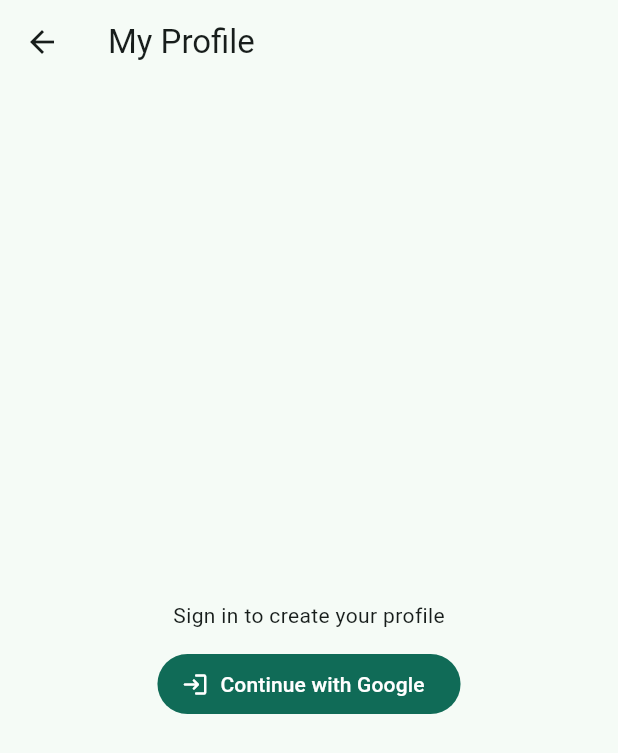
After one commit to Nouragh10/feel_better_app, a Flutter app: the screen it shows after launch, after a tap on the "person" icon, on a phone screen of 412 x 824 dp. The commit adds this screen. Shown: the top 753 px of the screen. Run offline on Flutter 3.47's test engine with Material 3 defaults, Android fonts, the phone set to English and light mode, and no system bars; our stand-ins replace cloud_firestore, firebase_auth, firebase_core, shared_preferences; accounts and stored records are empty; network calls fail.

Commit message:
chore: latest working app (profiles + daily streak + fixes)

```diff
--- a/lib/main.dart
+++ b/lib/main.dart
@@ -1,4 +1,4 @@
-// lib/main.dart
+// PATH: lib/main.dart
 import 'dart:async';
 import 'package:flutter/material.dart';
 
@@ -9,15 +9,13 @@
 import 'package:uuid/uuid.dart';
 import 'widgets/ghost_mode_button.dart';
 import 'widgets/friends_shares_feed.dart';
-
-
-
 import 'firebase_options.dart';
 import 'services/openai_service.dart';
 import 'services/firestore_service.dart';
 import 'screens/friends_screen.dart';
 import 'screens/settings_screen.dart' show ghostMode; // your existing ValueNotifier
-import 'widgets/action_timer.dart'; // <-- NEW
+import 'widgets/action_timer.dart';
+import 'screens/profile_screen.dart'; // Profile screen with Google sign-in
 
 Future<void> main() async {
   WidgetsFlutterBinding.ensureInitialized();
@@ -63,7 +61,6 @@
 
   @override
   State<SuggestionScreen> createState() => _SuggestionScreenState();
-
 }
 
 class _SuggestionScreenState extends State<SuggestionScreen> {
@@ -194,6 +191,23 @@
     }
   }
 
+  // ---- NEW: when the timer finishes, update the user's personal daily streak
+  Future<void> _onActionTimerComplete() async {
+    final uid = await _getUid();
+    try {
+      await _fs.updateUserDailyStreakOnActionComplete(uid: uid);
+      if (!mounted) return;
+      ScaffoldMessenger.of(context).showSnackBar(
+        const SnackBar(content: Text('Nice job — daily streak updated!')),
+      );
+    } catch (e) {
+      if (!mounted) return;
+      ScaffoldMessenger.of(context).showSnackBar(
+        SnackBar(content: Text('Couldn’t update streak: $e')),
+      );
+    }
+  }
+
   @override
   Widget build(BuildContext context) {
     final cs = Theme.of(context).colorScheme;
@@ -202,15 +216,23 @@
       backgroundColor: const Color(0xFFF6FBF9),
       appBar: AppBar(
         title: const Text('Feel Better'),
-
         actions: [
-          const GhostModeButton(compact: true), // <-- added toggle
+          const GhostModeButton(compact: true), // toggle
           IconButton(
             tooltip: 'Friends & Pings',
             icon: const Icon(Icons.group_add_rounded),
             onPressed: () {
               Navigator.of(context).push(
                 MaterialPageRoute(builder: (_) => const FriendsScreen()),
+              );
+            },
+          ),
+          IconButton(
+            tooltip: 'My Profile',
+            icon: const Icon(Icons.person_rounded),
+            onPressed: () {
+              Navigator.of(context).push(
+                MaterialPageRoute(builder: (_) => const ProfileScreen()),
               );
             },
           ),
@@ -302,10 +324,11 @@
 
                         const SizedBox(height: 16),
 
-                        // Timer widget (separate file)
-                        const ActionTimer(
+                        // Timer widget (calls daily streak update on complete)
+                        ActionTimer(
                           initialSeconds: 60,
-                          options: [60, 120, 300],
+                          options: const [60, 120, 300],
+                          onComplete: _onActionTimerComplete,
                         ),
 
                         const SizedBox(height: 16),
--- /dev/null
+++ b/lib/screens/profile_screen.dart
@@ -0,0 +1,296 @@
+// PATH: lib/screens/profile_screen.dart
+import 'package:cloud_firestore/cloud_firestore.dart';
+import 'package:firebase_auth/firebase_auth.dart';
+import 'package:flutter/foundation.dart' show kIsWeb;
+import 'package:flutter/material.dart';
+
+import '../services/firestore_service.dart';
+
+class ProfileScreen extends StatefulWidget {
+  const ProfileScreen({super.key});
+
+  @override
+  State<ProfileScreen> createState() => _ProfileScreenState();
+}
+
+class _ProfileScreenState extends State<ProfileScreen> {
+  final _fs = FirestoreService();
+  final _displayCtrl = TextEditingController();
+  final _usernameCtrl = TextEditingController();
+
+  bool _loading = true;
+  bool _saving = false;
+
+  @override
+  void initState() {
+    super.initState();
+    _load();
+  }
+
+  Future<void> _load() async {
+    try {
+      final u = FirebaseAuth.instance.currentUser;
+      if (u != null) {
+        final snap = await _fs.getUser(u.uid);
+        final data = snap.data();
+        _displayCtrl.text =
+            (data?['displayName'] as String?)?.trim().isNotEmpty == true
+                ? data!['displayName']
+                : (u.displayName ?? '');
+        _usernameCtrl.text =
+            (data?['username'] as String?) ?? _suggestUsername(u.email);
+      }
+    } catch (_) {
+      // ignore
+    } finally {
+      if (mounted) setState(() => _loading = false);
+    }
+  }
+
+  String _suggestUsername(String? email) {
+    final raw = (email ?? '').trim();
+    if (raw.isEmpty || !raw.contains('@')) return '';
+    final local = raw.split('@').first;
+    return local.replaceAll(RegExp(r'[^a-zA-Z0-9._-]'), '').toLowerCase();
+  }
+
+  Future<void> _save() async {
+    final u = FirebaseAuth.instance.currentUser;
+    if (u == null) return;
+    final display = _displayCtrl.text.trim().isEmpty
+        ? (u.displayName ?? 'Anonymous')
+        : _displayCtrl.text.trim();
+    final username = _usernameCtrl.text.trim();
+    if (username.isEmpty) {
+      ScaffoldMessenger.of(context)
+          .showSnackBar(const SnackBar(content: Text('Pick a username')));
+      return;
+    }
+
+    setState(() => _saving = true);
+    try {
+      await _fs.upsertUser(
+        uid: u.uid,
+        displayName: display,
+        username: username,
+        photoUrl: u.photoURL,
+        providerIds: u.providerData.map((p) => p.providerId).toList(),
+        email: u.email,
+      );
+      if (!mounted) return;
+      ScaffoldMessenger.of(context)
+          .showSnackBar(const SnackBar(content: Text('Profile saved')));
+    } catch (e) {
+      if (!mounted) return;
+      ScaffoldMessenger.of(context)
+          .showSnackBar(SnackBar(content: Text('Couldn’t save: $e')));
+    } finally {
+      if (mounted) setState(() => _saving = false);
+    }
+  }
+
+  Future<void> _signInWithGoogle() async {
+    setState(() => _loading = true);
+    try {
+      final provider = GoogleAuthProvider()
+        ..addScope('email')
+        ..addScope('profile');
+
+      final cur = FirebaseAuth.instance.currentUser;
+
+      // Link if anonymous, otherwise sign in
+      if (cur != null && cur.isAnonymous) {
+        if (kIsWeb) {
+          await cur.linkWithPopup(provider);
+        } else {
+          await cur.linkWithProvider(provider);
+        }
+      } else {
+        if (kIsWeb) {
+          await FirebaseAuth.instance.signInWithPopup(provider);
+        } else {
+          await FirebaseAuth.instance.signInWithProvider(provider);
+        }
+      }
+
+      // Upsert user doc after sign-in
+      final u = FirebaseAuth.instance.currentUser!;
+      await _fs.upsertUser(
+        uid: u.uid,
+        displayName: u.displayName ?? 'Anonymous',
+        username: _suggestUsername(u.email),
+        photoUrl: u.photoURL,
+        providerIds: u.providerData.map((p) => p.providerId).toList(),
+        email: u.email,
+      );
+      await _load();
+    } catch (e) {
+      if (!mounted) return;
+      ScaffoldMessenger.of(context)
+          .showSnackBar(SnackBar(content: Text('Google sign-in failed: $e')));
+    } finally {
+      if (mounted) setState(() => _loading = false);
+    }
+  }
+
+  Future<void> _signOut() async {
+    try {
+      await FirebaseAuth.instance.signOut();
+      _displayCtrl.clear();
+      _usernameCtrl.clear();
+      if (!mounted) return;
+      setState(() {}); // refresh UI
+      ScaffoldMessenger.of(context)
+          .showSnackBar(const SnackBar(content: Text('Signed out')));
+    } catch (e) {
+      if (!mounted) return;
+      ScaffoldMessenger.of(context)
+          .showSnackBar(SnackBar(content: Text('Couldn’t sign out: $e')));
+    }
+  }
+
+  @override
+  Widget build(BuildContext context) {
+    final u = FirebaseAuth.instance.currentUser;
+    final cs = Theme.of(context).colorScheme;
+
+    return Scaffold(
+      appBar: AppBar(
+        title: const Text('My Profile'),
+      ),
+      body: _loading
+          ? const Center(child: CircularProgressIndicator())
+          : Padding(
+              padding: const EdgeInsets.all(16),
+              child: u == null
+                  ? Center(
+                      child: Column(
+                        mainAxisSize: MainAxisSize.min,
+                        children: [
+                          const Text('Sign in to create your profile'),
+                          const SizedBox(height: 12),
+                          FilledButton.icon(
+                            onPressed: _signInWithGoogle,
+                            icon: const Icon(Icons.login_rounded),
+                            label: const Text('Continue with Google'),
+                          ),
+                        ],
+                      ),
+                    )
+                  : ListView(
+                      children: [
+                        Row(
+                          children: [
+                            CircleAvatar(
+                              radius: 28,
+                              backgroundImage:
+                                  (u.photoURL != null) ? NetworkImage(u.photoURL!) : null,
+                              child: (u.photoURL == null)
+                                  ? Text(
+                                      (u.displayName ?? 'A')[0].toUpperCase(),
+                                      style: const TextStyle(
+                                          fontWeight: FontWeight.w800,
+                                          fontSize: 18),
+                                    )
+                                  : null,
+                            ),
+                            const SizedBox(width: 12),
+
+                            // ---- Name + daily streak chip + email (live via stream)
+                            Expanded(
+                              child: StreamBuilder<DocumentSnapshot<Map<String, dynamic>>>(
+                                stream: FirebaseFirestore.instance
+                                    .collection('users')
+                                    .doc(u.uid)
+                                    .snapshots(),
+                                builder: (ctx, snap) {
+                                  final data = snap.data?.data() ?? const {};
+                                  final display =
+                                      (data['displayName'] as String?)?.trim().isNotEmpty == true
+                                          ? (data['displayName'] as String)
+                                          : (u.displayName ?? 'Anonymous');
+                                  final daily = (data['dailyCurrentStreak'] as int?) ?? 0;
+
+                                  return Column(
+                                    crossAxisAlignment: CrossAxisAlignment.start,
+                                    children: [
+                                      Row(
+                                        children: [
+                                          Flexible(
+                                            child: Text(
+                                              display,
+                                              style: Theme.of(context).textTheme.titleMedium,
+                                              overflow: TextOverflow.ellipsis,
+                                            ),
+                                          ),
+                                          const SizedBox(width: 8),
+                                          InputChip(
+                                            avatar: const Icon(Icons.local_fire_department, size: 18),
+                                            label: Text('$daily'),
+                                            onPressed: () {},
+                                          ),
+                                        ],
+                                      ),
+                                      const SizedBox(height: 4),
+                                      Text(u.email ?? 'No email',
+                                          style: Theme.of(context).textTheme.bodyMedium),
+                                      const SizedBox(height: 2),
+                                      Text(
+                                        'Signed in with ${u.providerData.isNotEmpty ? u.providerData.first.providerId : 'unknown'}',
+                                        style: Theme.of(context).textTheme.labelSmall,
+                                      ),
+                                    ],
+                                  );
+                                },
+                              ),
+                            ),
+
+                            TextButton.icon(
+                              onPressed: _signOut,
+                              icon: const Icon(Icons.logout_rounded),
+                              label: const Text('Sign out'),
+                            ),
+                          ],
+                        ),
+                        const SizedBox(height: 16),
+
+                        TextField(
+                          controller: _displayCtrl,
+                          decoration: const InputDecoration(
+                            labelText: 'Display name',
+                          ),
+                        ),
+                        const SizedBox(height: 12),
+                        TextField(
+                          controller: _usernameCtrl,
+                          decoration: const InputDecoration(
+                            labelText: 'Username',
+                            hintText: 'e.g., noura',
+                          ),
+                        ),
+                        const SizedBox(height: 16),
+
+                        FilledButton.icon(
+                          onPressed: _saving ? null : _save,
+                          icon: _saving
+                              ? const SizedBox(
+                                  width: 18,
+                                  height: 18,
+                                  child: CircularProgressIndicator(strokeWidth: 2),
+                                )
+                              : const Icon(Icons.save_rounded),
+                          label: Text(_saving ? 'Saving…' : 'Save profile'),
+                        ),
+
+                        const SizedBox(height: 24),
+                        Divider(color: cs.outlineVariant),
+                        const SizedBox(height: 8),
+
+                        Text('UID: ${u.uid}',
+                            style: Theme.of(context).textTheme.labelSmall),
+                      ],
+                    ),
+            ),
+    );
+  }
+}
```
Also changed, not shown: lib/services/firestore_service.dart (+49 -8 lines).
